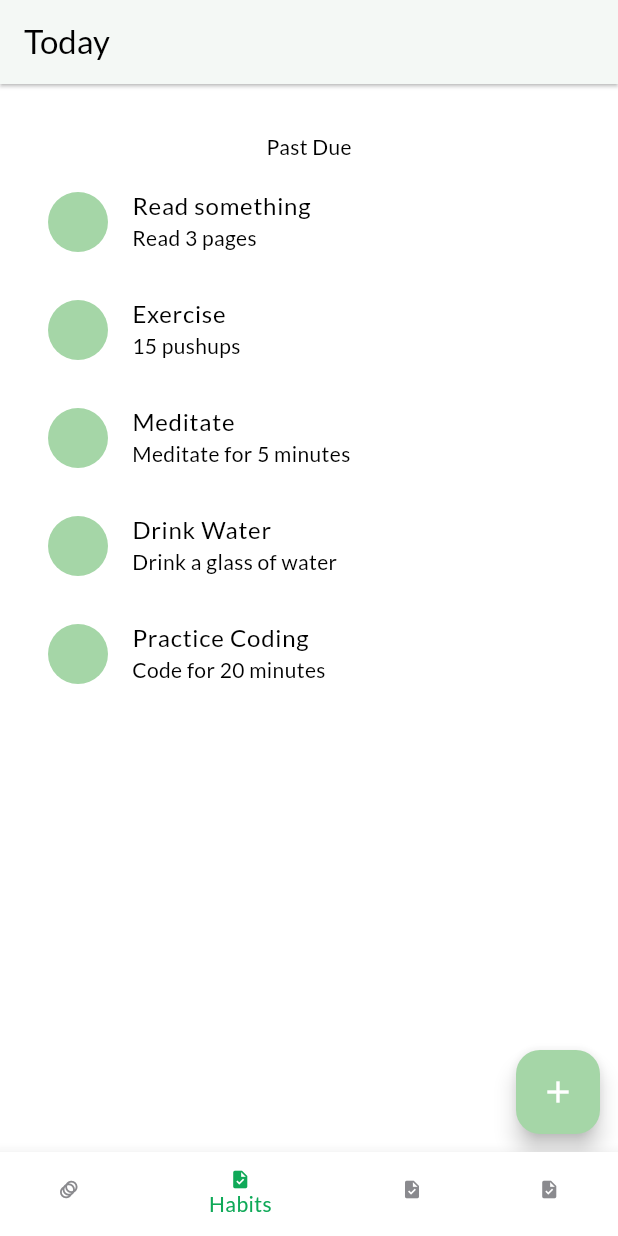
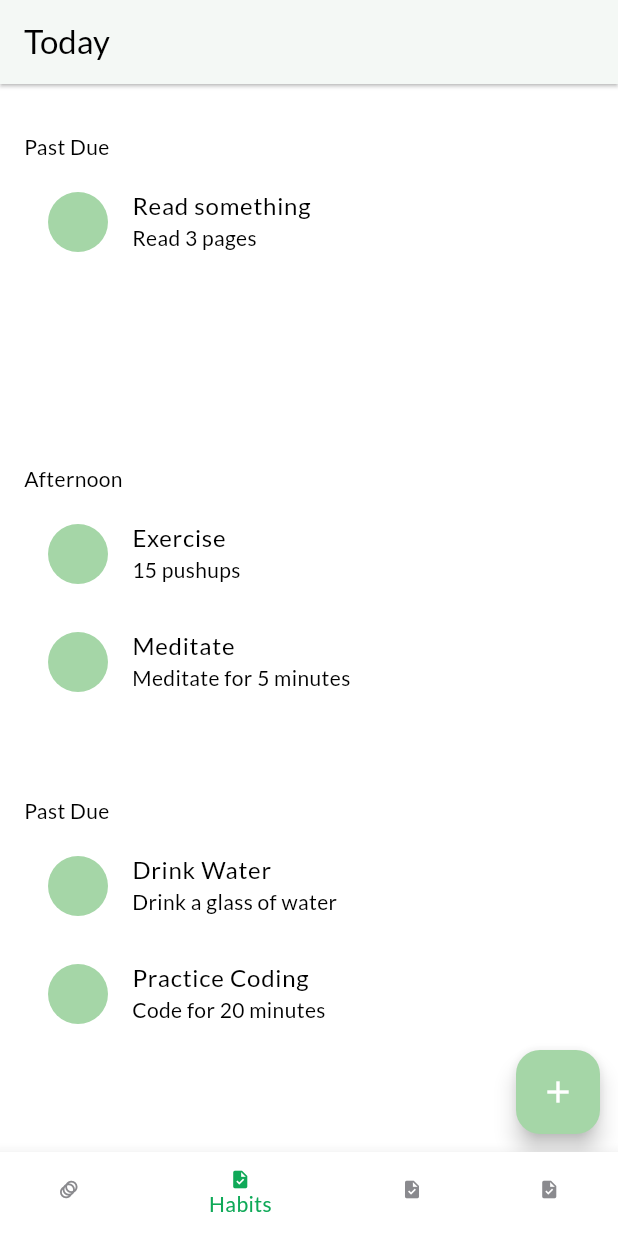
Before and after one commit to makodaa/happy-habit-at, a Flutter app: the screen it shows after launch, item 2 of the bottom bar chosen, on a phone screen of 412 x 824 dp. Run offline on Flutter 3.47's test engine with Material 3 defaults, Android fonts, the phone set to English and light mode, and no system bars; our stand-ins replace go_router, google_fonts, sqflite, sqflite_common_ffi; missing offline and left inert: window_manager; accounts and stored records are empty; project files that could hold a hidden picture were left out.

Commit message:
Updated Habits screen

```diff
--- a/lib/screens/habits_screen.dart
+++ b/lib/screens/habits_screen.dart
@@ -11,7 +11,6 @@ class HabitsScreen extends StatefulWidget {
 }
 
 class _HabitsScreenState extends State<HabitsScreen> {
-
   //dummy
   List<Habit> habits = [
     Habit(
@@ -29,8 +28,12 @@ List<Habit> habits = [
       habitDescription: "Do a quick workout session",
       habitGoal: "15 pushups",
       habitIcon: 2,
-    date: <DaysOfTheWeek>[DaysOfTheWeek.monday, DaysOfTheWeek.wednesday, DaysOfTheWeek.friday],
-    time: (hour: 2, minute: 45),
+      date: <DaysOfTheWeek>[
+        DaysOfTheWeek.monday,
+        DaysOfTheWeek.wednesday,
+        DaysOfTheWeek.friday
+      ],
+      time: (hour: 14, minute: 45),
     ),
     Habit(
       habitId: 2,
@@ -39,7 +42,7 @@ List<Habit> habits = [
       habitGoal: "Meditate for 5 minutes",
       habitIcon: 3,
       date: <DaysOfTheWeek>[DaysOfTheWeek.tuesday, DaysOfTheWeek.thursday],
-    time: (hour: 5, minute: 00),
+      time: (hour: 17, minute: 00),
     ),
     Habit(
       habitId: 3,
@@ -47,8 +50,14 @@ List<Habit> habits = [
       habitDescription: "Stay hydrated by drinking water",
       habitGoal: "Drink a glass of water",
       habitIcon: 4,
-    date: <DaysOfTheWeek>[DaysOfTheWeek.monday, DaysOfTheWeek.tuesday, DaysOfTheWeek.wednesday, DaysOfTheWeek.thursday, DaysOfTheWeek.friday],
-    time: (hour: 7, minute: 30),
+      date: <DaysOfTheWeek>[
+        DaysOfTheWeek.monday,
+        DaysOfTheWeek.tuesday,
+        DaysOfTheWeek.wednesday,
+        DaysOfTheWeek.thursday,
+        DaysOfTheWeek.friday
+      ],
+      time: (hour: 19, minute: 30),
     ),
     Habit(
       habitId: 4,
@@ -57,7 +66,7 @@ List<Habit> habits = [
       habitGoal: "Code for 20 minutes",
       habitIcon: 5,
       date: <DaysOfTheWeek>[DaysOfTheWeek.saturday],
-    time: (hour: 9, minute: 30),
+      time: (hour: 21, minute: 30),
     ),
   ];
   @override
@@ -79,16 +88,18 @@ List<Habit> habits = [
               child: Padding(
                 padding: const EdgeInsets.all(16.0),
                 child: Column(
+                  crossAxisAlignment: CrossAxisAlignment.stretch,
+                  mainAxisSize: MainAxisSize.min,
                   children: <Widget>[
                     const SizedBox(height: 16.0),
                     const Text(
                       "Past Due",
                       textAlign: TextAlign.left,
                     ),
-                      const SizedBox(height:4.0),
+                    const SizedBox(height: 4.0),
                     Expanded(
                       child: ListView(
-                          children: <ListTile> [
+                        children: <ListTile>[
                           for (Habit habit in habits)
                             if (habit.time.hour < 12)
                               ListTile(
@@ -98,7 +109,43 @@ List<Habit> habits = [
                               ),
                         ],
                       ),
-                      )
+                    ),
+                    const Text(
+                      "Afternoon",
+                      textAlign: TextAlign.left,
+                    ),
+                    const SizedBox(height: 4.0),
+                    Expanded(
+                      child: ListView(
+                        children: <ListTile>[
+                          for (Habit habit in habits)
+                            if (12 <= habit.time.hour && habit.time.hour < 18)
+                              ListTile(
+                                leading: CircleAvatar(),
+                                title: Text(habit.habitName),
+                                subtitle: Text(habit.habitGoal),
+                              ),
+                        ],
+                      ),
+                    ),
+                    const Text(
+                      "Past Due",
+                      textAlign: TextAlign.left,
+                    ),
+                    const SizedBox(height: 4.0),
+                    Expanded(
+                      child: ListView(
+                        children: <ListTile>[
+                          for (Habit habit in habits)
+                            if (18 <= habit.time.hour && habit.time.hour < 24)
+                              ListTile(
+                                leading: CircleAvatar(),
+                                title: Text(habit.habitName),
+                                subtitle: Text(habit.habitGoal),
+                              ),
+                        ],
+                      ),
+                    ),
                   ],
                 ),
               ),
```
Lines whose indentation alone changed are shown as unchanged.
